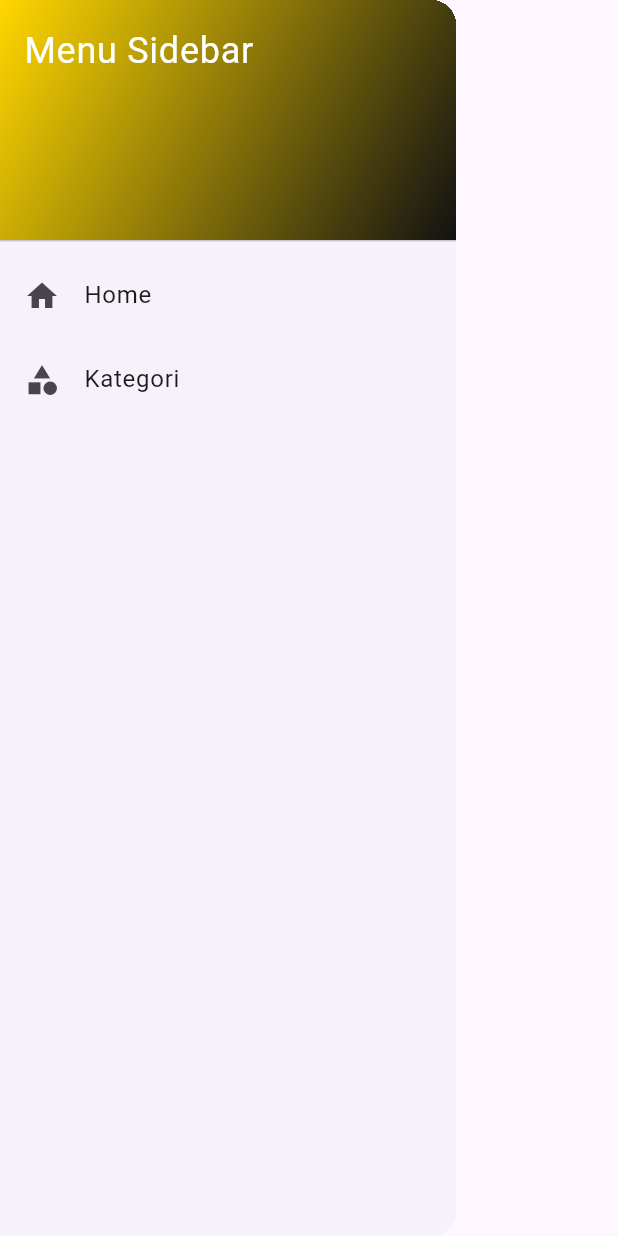
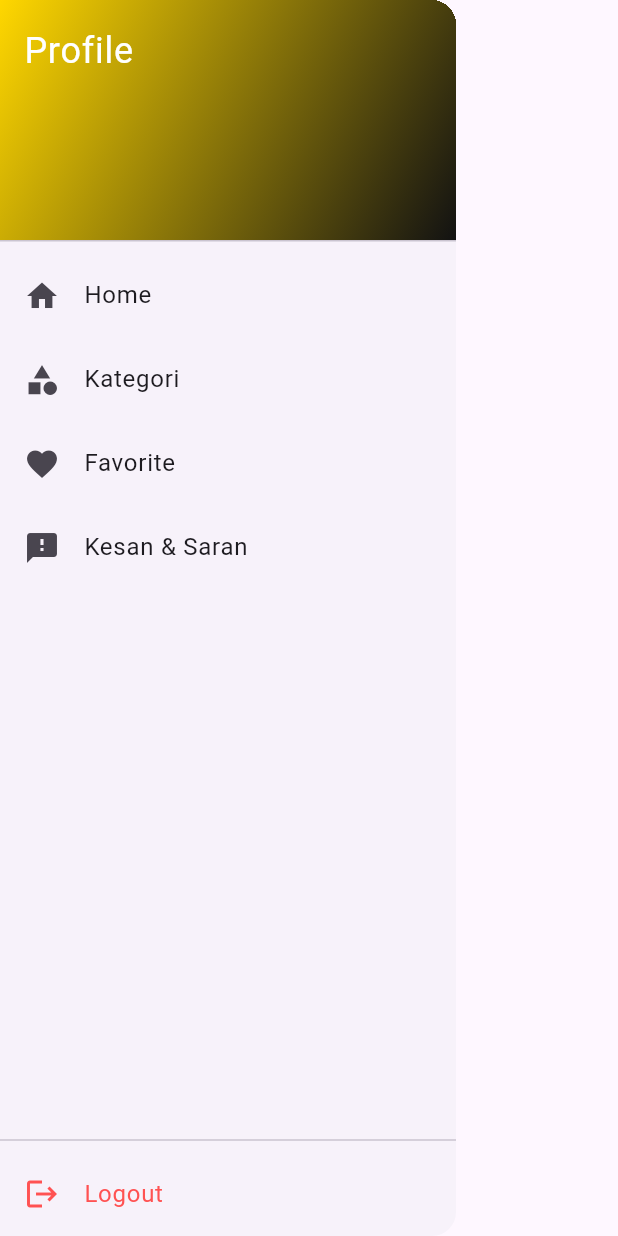
Before and after one commit to MuhammadHafizhMaulana/Tugas-Akhir-Praktikum-Mobile, a Flutter app: the SidebarMenu widget shown alone on an empty page, opened directly, on a phone screen of 412 x 824 dp. Run offline on Flutter 3.47's test engine with Material 3 defaults, Android fonts, the phone set to English and light mode, and no system bars; our stand-ins replace animate_do; network calls fail; Roboto replaces fonts that are missing (Garamond).

Commit message:
modifikasi kode

```diff
--- a/lib/views/Home_page.dart
+++ b/lib/views/Home_page.dart
@@ -14,21 +14,6 @@ class _HomePageState extends State<HomePage> implements ProductView {
   List<Product> productList = [];
   bool isLoading = false;
   String? errorMessage;
-
-  //sidebar handler
-
-  void handleMenuTap(String menu) {
-    // Contoh navigasi berdasarkan menu yang dipilih
-    switch (menu) {
-      case "home":
-        // sudah di halaman home, mungkin close drawer saja
-        break;
-      case "kategori":
-        Navigator.pushNamed(context, '/kategori');
-        break;
-      // tambah case lain jika perlu
-    }
-  }
 
   @override
   void initState() {
@@ -85,7 +70,7 @@ class _HomePageState extends State<HomePage> implements ProductView {
           ),
         ],
       ),
-      drawer: SidebarMenu(onMenuTap: handleMenuTap), //sidebar menu
+      drawer: SidebarMenu(),
       body:
           isLoading
               ? Center(child: CircularProgressIndicator())
--- a/lib/views/sidebar_menu_page.dart
+++ b/lib/views/sidebar_menu_page.dart
@@ -1,33 +1,31 @@
 import 'package:flutter/material.dart';
 
 class SidebarMenu extends StatelessWidget {
-  final Function(String)? onMenuTap; // opsional callback jika mau handle navigasi dari sini
+  final Function(String)?
+  onMenuTap; // opsional callback jika mau handle navigasi dari sini
 
   SidebarMenu({this.onMenuTap});
 
   @override
   Widget build(BuildContext context) {
     return Drawer(
+      child: Column(
+        children: [
+          Expanded(
             child: ListView(
               padding: EdgeInsets.zero,
               children: <Widget>[
                 DrawerHeader(
                   decoration: BoxDecoration(
                     gradient: LinearGradient(
-                colors: [
-                  Color(0xFFFFD700),
-                  Color(0xFF121212),
-                ],
+                      colors: [Color(0xFFFFD700), Color(0xFF121212)],
                       begin: Alignment.topLeft,
                       end: Alignment.bottomRight,
                     ),
                   ),
                   child: Text(
-              'Menu Sidebar',
-              style: TextStyle(
-                color: Colors.white,
-                fontSize: 24,
-              ),
+                    'Profile',
+                    style: TextStyle(color: Colors.white, fontSize: 24),
                   ),
                 ),
                 ListTile(
@@ -36,8 +34,8 @@ class SidebarMenu extends StatelessWidget {
                   onTap: () {
                     Navigator.pop(context);
                     if (onMenuTap != null) onMenuTap!("home");
-              // atau langsung navigasi di sini jika mau
-              // Navigator.pushNamed(context, '/home');
+                    //close drawer
+                    Navigator.pop(context);
                   },
                 ),
                 ListTile(
@@ -46,10 +44,40 @@ class SidebarMenu extends StatelessWidget {
                   onTap: () {
                     Navigator.pop(context);
                     if (onMenuTap != null) onMenuTap!("kategori");
-              // Navigator.pushNamed(context, '/kategori');
+                    Navigator.pushNamed(context, '/kategori');
                   },
                 ),
-          // Tambah menu lain sesuai kebutuhan
+                ListTile(
+                  leading: Icon(Icons.favorite),
+                  title: Text('Favorite'),
+                  onTap: () {
+                    Navigator.pop(context);
+                    if (onMenuTap != null) onMenuTap!("favorite");
+                    Navigator.pushNamed(context, '/faforite');
+                  },
+                ),
+                ListTile(
+                  leading: Icon(Icons.feedback),
+                  title: Text('Kesan & Saran'),
+                  onTap: () {
+                    Navigator.pop(context);
+                    if (onMenuTap != null) onMenuTap!("kesan_saran");
+                    Navigator.pushNamed(context, '/kesan_saran');
+                  },
+                ),
+              ],
+            ),
+          ),
+          Divider(),
+          ListTile(
+            leading: Icon(Icons.logout, color: Colors.redAccent),
+            title: Text('Logout', style: TextStyle(color: Colors.redAccent)),
+            onTap: () {
+              Navigator.pop(context); // tutup drawer dulu
+              if (onMenuTap != null) onMenuTap!("logout");
+              Navigator.pushReplacementNamed(context, '/logout');
+            },
+          ),
         ],
       ),
     );
```
Also changed, not shown: lib/main.dart (+27 -1 lines), lib/views/landing_page.dart (+2 -14 lines), lib/views/login_page.dart (+13 -19 lines), lib/views/category_page.dart (added). Lines whose indentation alone changed are shown as unchanged.
